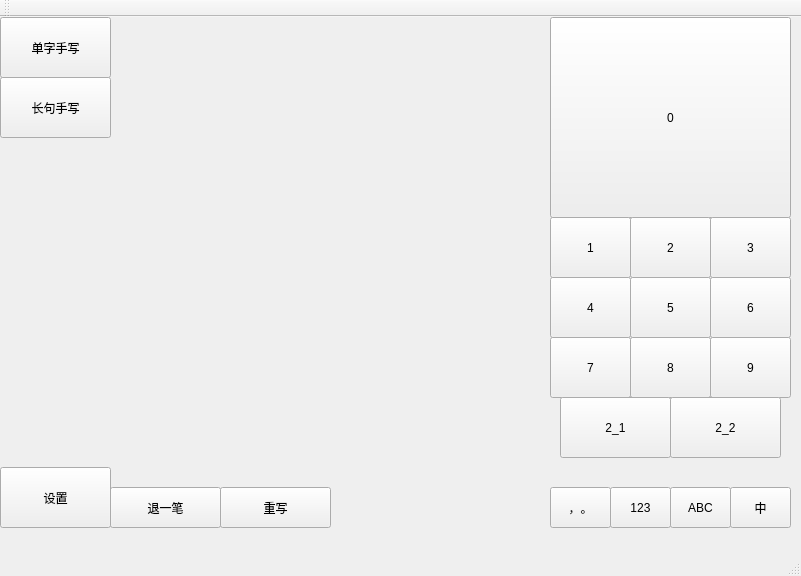
The window that LessonCode/week08/homework/handwriting/kmainwindow.ui (icyyoung719/KDevelop-Training) describes before a commit, drawn with Qt 5.
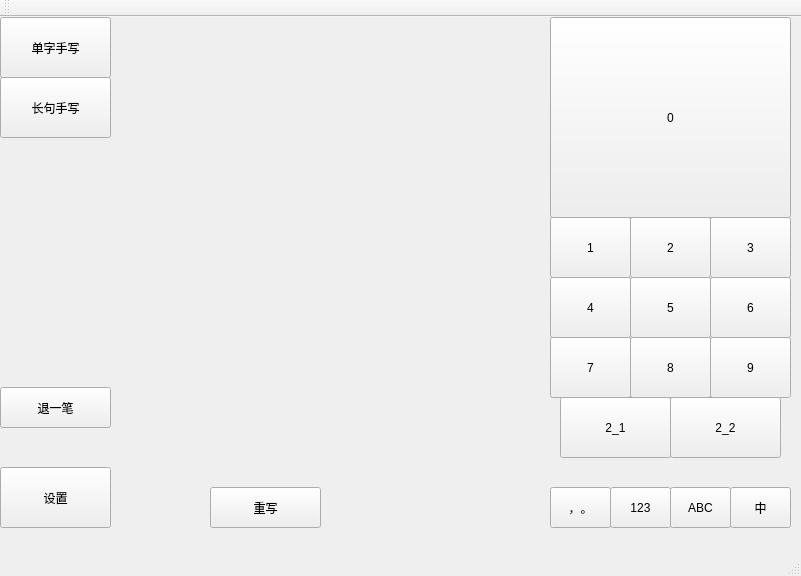
The same window after the commit. Custom widgets are drawn as their Qt base class.

Commit message: fix(scribblearea): correct implement of undo method, now can undo successfully

What changed in the file:
```diff
--- a/LessonCode/week08/homework/handwriting/kmainwindow.ui
+++ b/LessonCode/week08/homework/handwriting/kmainwindow.ui
@@ -49,23 +49,10 @@
       <height>531</height>
      </rect>
     </property>
-    <widget class="QPushButton" name="pushButton_3">
-     <property name="geometry">
-      <rect>
-       <x>0</x>
-       <y>470</y>
-       <width>111</width>
-       <height>41</height>
-      </rect>
-     </property>
-     <property name="text">
-      <string>退一笔</string>
-     </property>
-    </widget>
     <widget class="QPushButton" name="pushButton_4">
      <property name="geometry">
       <rect>
-       <x>110</x>
+       <x>100</x>
        <y>470</y>
        <width>111</width>
        <height>41</height>
@@ -297,6 +284,19 @@
      <string>设置</string>
     </property>
    </widget>
+   <widget class="QPushButton" name="pushButton_3">
+    <property name="geometry">
+     <rect>
+      <x>0</x>
+      <y>370</y>
+      <width>111</width>
+      <height>41</height>
+     </rect>
+    </property>
+    <property name="text">
+     <string>退一笔</string>
+    </property>
+   </widget>
   </widget>
   <widget class="QMenuBar" name="menuBar">
    <property name="geometry">
```
The commit also changes 1 other file.
